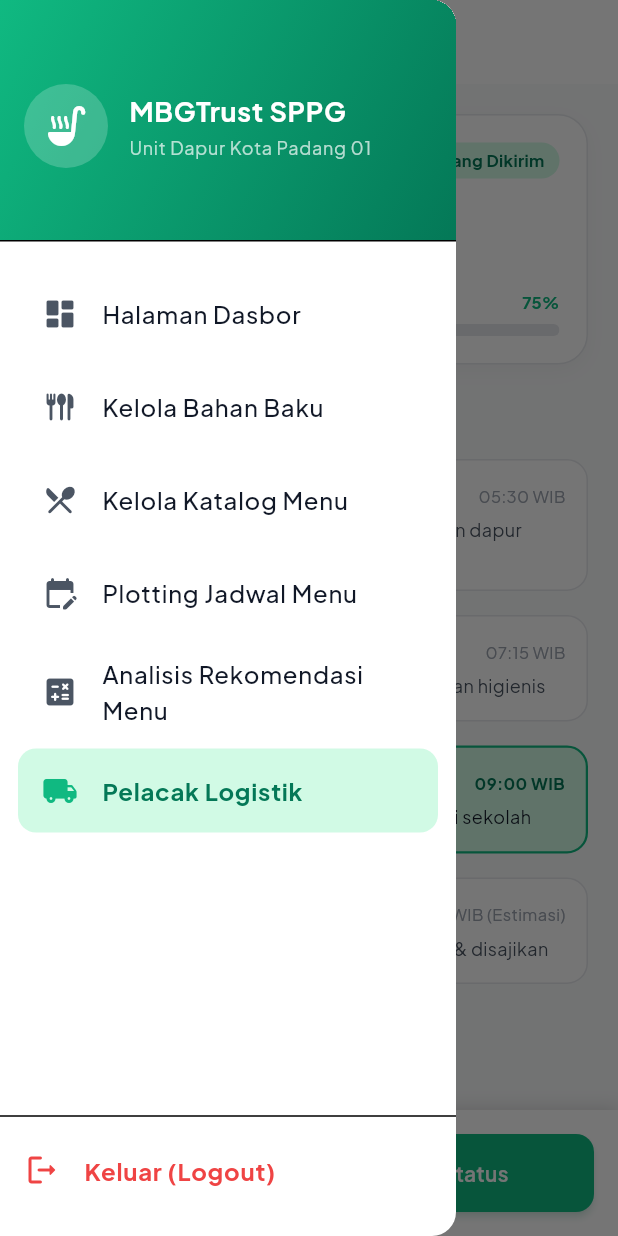
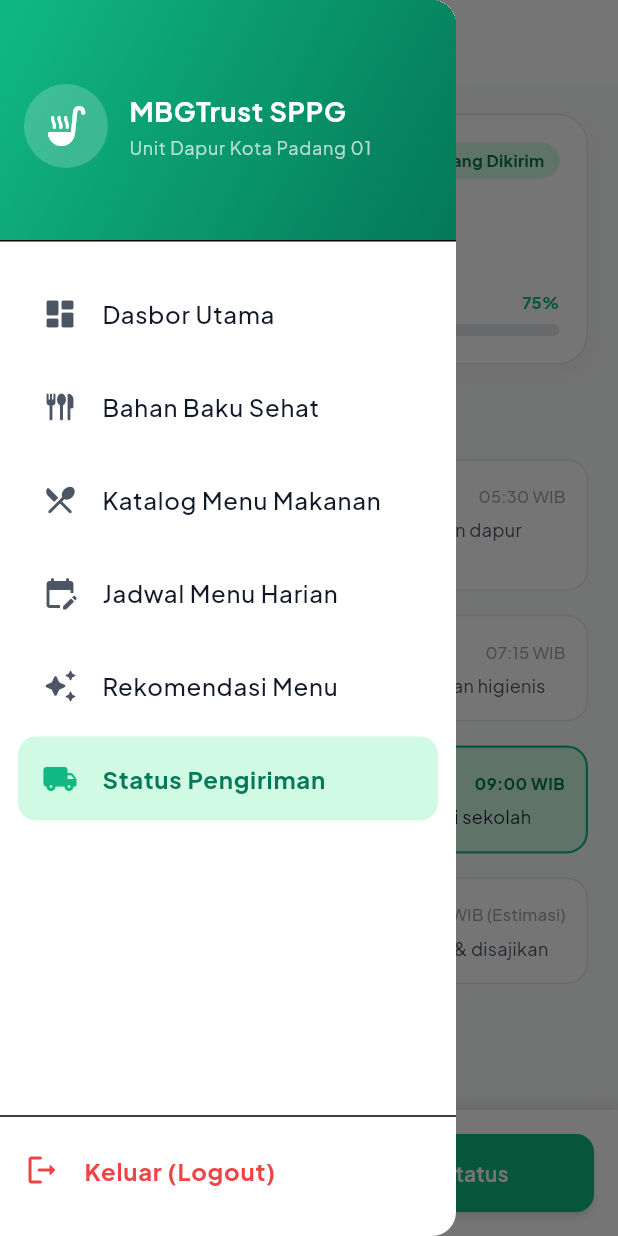
Before and after one commit to Daffarael/MBGTrust, a Flutter app: the DistributionTrackerScreen screen opened by its route, with the side drawer open, on a phone screen of 412 x 824 dp. Run offline on Flutter 3.47's test engine with Material 3 defaults, Android fonts, the phone set to English and light mode, and no system bars; our stand-ins replace dio, fl_chart, flutter_riverpod, flutter_secure_storage, go_router, google_fonts; accounts and stored records are empty; network calls fail.

Commit message:
style(ux): standardize all screen titles, subtitles, and sidebar navigation items using 100% clear user-friendly copy

```diff
--- a/mbgtrust-frontend/lib/features/distribution/presentation/distribution_tracker_screen.dart
+++ b/mbgtrust-frontend/lib/features/distribution/presentation/distribution_tracker_screen.dart
@@ -79,8 +79,8 @@
 
     return SppgAdminLayout(
       currentRoute: '/distribution-tracker',
-      title: 'Pelacak Logistik',
-      subtitle: 'Armada Pengiriman Dapur SPPG',
+      title: 'Status Pengiriman',
+      subtitle: 'Pemantauan Pengiriman Makanan ke Sekolah',
       body: Center(
         child: Container(
           constraints: const BoxConstraints(maxWidth: 720),
--- a/mbgtrust-frontend/lib/features/menu/presentation/create_schedule_screen.dart
+++ b/mbgtrust-frontend/lib/features/menu/presentation/create_schedule_screen.dart
@@ -187,8 +187,8 @@
   Widget build(BuildContext context) {
     return SppgAdminLayout(
       currentRoute: '/create-schedule',
-      title: 'Plotting Jadwal Menu',
-      subtitle: 'Pengaturan Menu Harian SPPG',
+      title: 'Jadwal Menu Harian',
+      subtitle: 'Pengaturan Jadwal Menu Makanan ke Sekolah',
       body: Center(
         child: Container(
           constraints: const BoxConstraints(maxWidth: 720),
@@ -206,7 +206,7 @@
                     SizedBox(width: 10),
                     Expanded(
                       child: Text(
-                        'Pilihlah menu terbaik untuk setiap hari kerja (Senin - Jumat) dari Master Menu SPPG.',
+                        'Pilihlah menu terbaik untuk setiap hari kerja (Senin - Jumat) dari Katalog Menu.',
                         softWrap: true,
                         style: TextStyle(
                           fontSize: 12,
--- a/mbgtrust-frontend/lib/features/menu/presentation/manage_ingredients_screen.dart
+++ b/mbgtrust-frontend/lib/features/menu/presentation/manage_ingredients_screen.dart
@@ -168,8 +168,8 @@
 
     return SppgAdminLayout(
       currentRoute: '/manage-ingredients',
-      title: 'Kelola Bahan Baku',
-      subtitle: 'Katalog Bahan Baku Makanan Sehat SPPG',
+      title: 'Bahan Baku Sehat',
+      subtitle: 'Katalog Bahan Baku Sehat & Standar Nutrisi MBG',
       floatingActionButton: FloatingActionButton.extended(
         onPressed: _handleAddIngredient,
         backgroundColor: AppColors.primary,
--- a/mbgtrust-frontend/lib/features/menu/presentation/manage_menu_screen.dart
+++ b/mbgtrust-frontend/lib/features/menu/presentation/manage_menu_screen.dart
@@ -549,8 +549,8 @@
   Widget build(BuildContext context) {
     return SppgAdminLayout(
       currentRoute: '/manage-menu',
-      title: 'Kelola Katalog Menu',
-      subtitle: 'Katalog Menu Seimbang SPPG',
+      title: 'Katalog Menu Makanan',
+      subtitle: 'Daftar Resep & Kandungan Nutrisi Menu Seimbang',
       actions: [
         IconButton(
           icon: const Icon(Icons.calendar_month_rounded,
--- a/mbgtrust-frontend/lib/features/production/presentation/estimation_screen.dart
+++ b/mbgtrust-frontend/lib/features/production/presentation/estimation_screen.dart
@@ -198,8 +198,8 @@
 
     return SppgAdminLayout(
       currentRoute: '/estimation',
-      title: 'Halaman Dasbor',
-      subtitle: 'SPPG Unit Dapur Kota Padang 01',
+      title: 'Dasbor Utama',
+      subtitle: 'Ringkasan Target Porsi Memasak & Presisi Dapur',
       onTopsisTap: () => _showTopsisDetailModal(context),
       actions: [
         IconButton(
--- a/mbgtrust-frontend/lib/features/production/presentation/widgets/sppg_admin_layout.dart
+++ b/mbgtrust-frontend/lib/features/production/presentation/widgets/sppg_admin_layout.dart
@@ -32,32 +32,32 @@
 
   final List<Map<String, dynamic>> _menuItems = [
     {
-      'title': 'Halaman Dasbor',
+      'title': 'Dasbor Utama',
       'icon': Icons.dashboard_rounded,
       'route': '/estimation',
     },
     {
-      'title': 'Kelola Bahan Baku',
+      'title': 'Bahan Baku Sehat',
       'icon': Icons.flatware_rounded,
       'route': '/manage-ingredients',
     },
     {
-      'title': 'Kelola Katalog Menu',
+      'title': 'Katalog Menu Makanan',
       'icon': Icons.restaurant_menu_rounded,
       'route': '/manage-menu',
     },
     {
-      'title': 'Plotting Jadwal Menu',
+      'title': 'Jadwal Menu Harian',
       'icon': Icons.edit_calendar_rounded,
       'route': '/create-schedule',
     },
     {
-      'title': 'Analisis Rekomendasi Menu',
-      'icon': Icons.calculate_rounded,
+      'title': 'Rekomendasi Menu',
+      'icon': Icons.auto_awesome_rounded,
       'route': '/sppg/topsis-spk-engine',
     },
     {
-      'title': 'Pelacak Logistik',
+      'title': 'Status Pengiriman',
       'icon': Icons.local_shipping_rounded,
       'route': '/distribution-tracker',
     },
```
